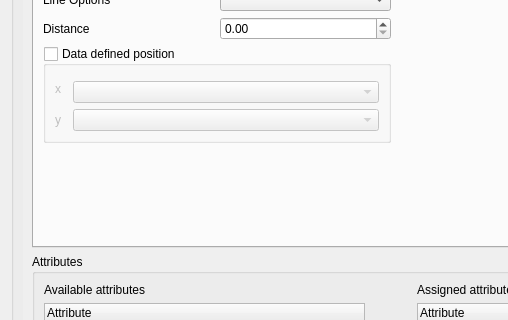
First picture: the form in src/ui/qgsdiagrampropertiesbase.ui, repository qgis/QGIS, before the edit; both pictures show x 0 to 508 and y 151 to 471 of the 782 by 612 pixel window.
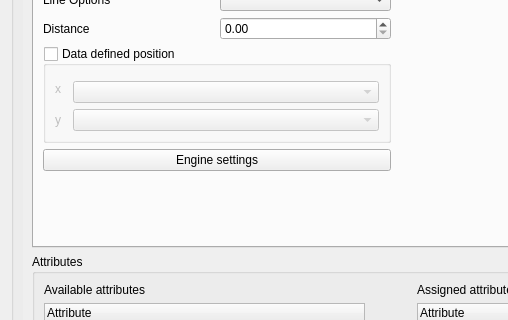
Second picture: the form after the edit. The open tabs and pages were chosen to show the change. Icons and pictures are not drawn. Custom widgets are drawn as their Qt base class.

Commit message: Add direct link to PAL engine settings to diagram tab

```diff
--- a/src/ui/qgsdiagrampropertiesbase.ui
+++ b/src/ui/qgsdiagrampropertiesbase.ui
@@ -117,7 +117,7 @@
           <item>
            <widget class="QTabWidget" name="mDiagramPropertiesTabWidget">
             <property name="currentIndex">
-             <number>0</number>
+             <number>2</number>
             </property>
             <widget class="QWidget" name="tab">
              <attribute name="title">
@@ -531,7 +531,7 @@
                 </item>
                </layout>
               </item>
-              <item row="2" column="0">
+              <item row="4" column="0">
                <spacer name="verticalSpacer_2">
                 <property name="orientation">
                  <enum>Qt::Vertical</enum>
@@ -544,7 +544,7 @@
                 </property>
                </spacer>
               </item>
-              <item row="1" column="0">
+              <item row="2" column="0">
                <widget class="QGroupBox" name="mDataDefinedPositionGroupBox">
                 <property name="sizePolicy">
                  <sizepolicy hsizetype="Expanding" vsizetype="Preferred">
@@ -611,7 +611,7 @@
                 </layout>
                </widget>
               </item>
-              <item row="1" column="1">
+              <item row="2" column="1">
                <spacer name="horizontalSpacer_4">
                 <property name="orientation">
                  <enum>Qt::Horizontal</enum>
@@ -637,6 +637,13 @@
                 </property>
                </spacer>
               </item>
+              <item row="3" column="0">
+               <widget class="QPushButton" name="mEngineSettingsButton">
+                <property name="text">
+                 <string>Engine settings</string>
+                </property>
+               </widget>
+              </item>
              </layout>
             </widget>
             <widget class="QWidget" name="mOptionsTab">
```
The commit also changes 3 other files.
